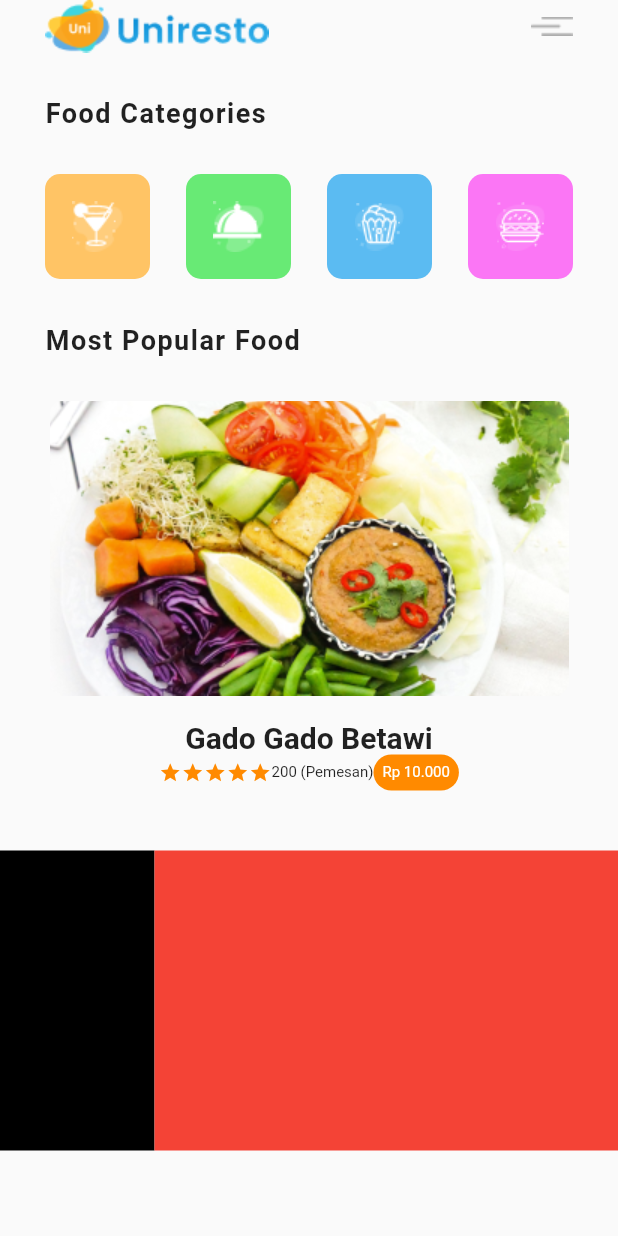
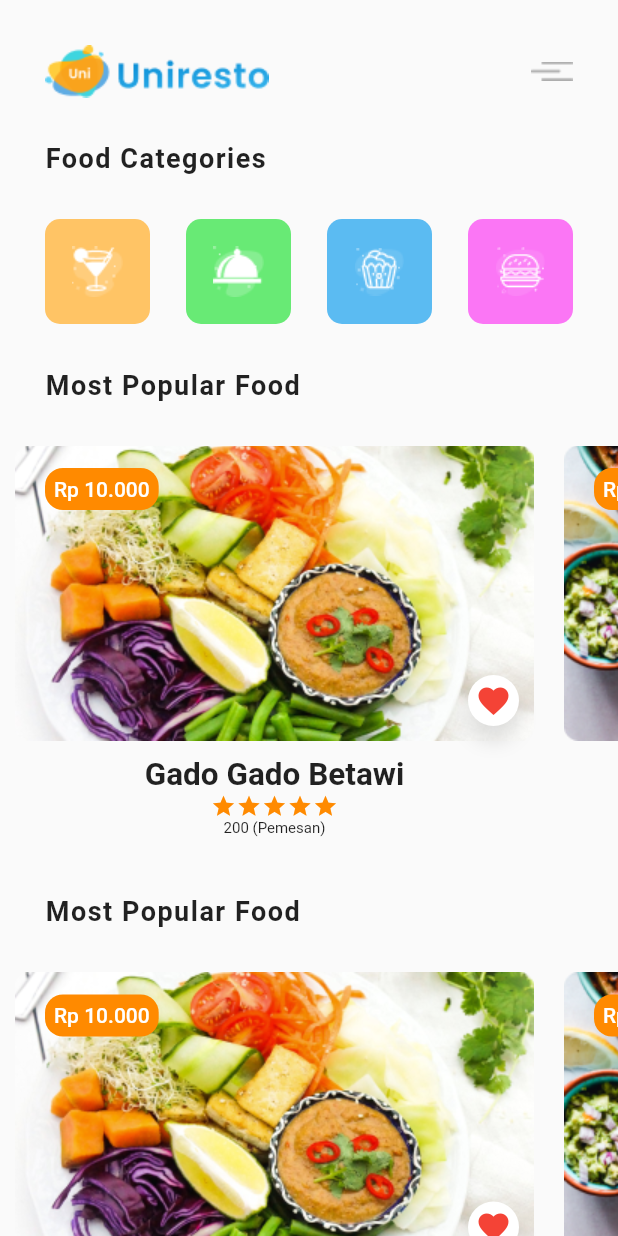
Before and after one commit to ayatmaulana/flutter_uniresto, a Flutter app: the Home screen opened by its route, on a phone screen of 412 x 824 dp. Run offline on Flutter 3.47's test engine with Material 2 defaults, Android fonts, the phone set to English and light mode, and no system bars.

Commit message:
fix home page

```diff
--- a/lib/ui/home.dart
+++ b/lib/ui/home.dart
@@ -14,58 +14,84 @@ class _HomeState extends State<Home> {
       stars.add(Icon(
         Icons.star,
         color: Color(0xFFFF8A00),
-        size: 15,
+        size: 17,
       ));
     }
-    stars.add(Text("$totalOrder (Pemesan)", style: TextStyle(fontSize: 10)));
+    // stars.add();
 
     return Container(
-        margin: const EdgeInsets.only(left: 20, right: 20),
+        margin: const EdgeInsets.only(left: 10, right: 10),
         child: Column(
           children: <Widget>[
+            Stack(
+              alignment: AlignmentDirectional.topEnd,
+              children: <Widget>[
                 image,
-            Padding(
-              padding: const EdgeInsets.only(top:16),
-              child: Column(
-                children: <Widget>[
-                  Row(
-                    children: <Widget>[
-                      Text(
-                        title,
-                        style: TextStyle(
-                          fontSize: 20,
-                          fontWeight: FontWeight.bold
-                        )
-                      ),
-
-                    ],
-                  ),
-                  Row(
-                    mainAxisAlignment: MainAxisAlignment.spaceBetween,
-                    children: <Widget>[
-                      Row(children: stars),
-                      Container(
+                Positioned(
+                  left: 20,
+                  top: 15,
+                  child: Container(
                     child: Text(
                       "Rp $price",
                       style: TextStyle(
-                            fontSize: 10,
-                            color: Colors.white
-                          ),
+                          fontSize: 14,
+                          fontWeight: FontWeight.w500,
+                          color: Colors.white),
                     ),
                     padding: const EdgeInsets.all(6),
                     decoration: BoxDecoration(
                         borderRadius: BorderRadiusDirectional.circular(12),
-                          color: Color(0xFFFF8A00)
+                        color: Color(0xFFFF8A00)),
+                  ),
+                ),
+                Positioned(
+                  right: 10,
+                  bottom: 10,
+                  child: Container(
+                    padding: const EdgeInsets.all(5),
+                    decoration: BoxDecoration(
+                        shape: BoxShape.circle,
+                        color: Colors.white,
+                        boxShadow: [
+                          BoxShadow(
+                              color: Colors.black12,
+                              offset: Offset(0, 10),
+                              blurRadius: 10)
+                        ]),
+                    child: Icon(
+                      Icons.favorite,
+                      color: Colors.red,
+                    ),
                   ),
                 )
               ],
-                  )
+            ),
+            Padding(
+              padding: const EdgeInsets.all(10.0),
+              child: Row(
+                mainAxisSize: MainAxisSize.min,
+                mainAxisAlignment: MainAxisAlignment.spaceAround,
+                crossAxisAlignment: CrossAxisAlignment.center,
+                children: <Widget>[
+                  Flexible(
+                    fit: FlexFit.loose,
+                    flex: 3,
+                    child: Column(
+                      children: <Widget>[
+                        Text(title,
+                            style: TextStyle(
+                                fontSize: 21, fontWeight: FontWeight.bold)),
+                        Row(children: stars),
+                        Text("$totalOrder (Pemesan)",
+                            style: TextStyle(fontSize: 10))
+                      ],
+                    ),
+                  ),
                 ],
               ),
             )
           ],
-        )
-      );
+        ));
   }
 
   Widget titleText(String title) {
@@ -100,7 +126,7 @@ class _HomeState extends State<Home> {
           Column(
             children: <Widget>[
               Padding(
-                padding: const EdgeInsets.only(left: 30, right: 30),
+                padding: const EdgeInsets.only(left: 30, right: 30, top: 30),
                 child: Row(
                   mainAxisAlignment: MainAxisAlignment.spaceBetween,
                   children: <Widget>[
@@ -140,33 +166,51 @@ class _HomeState extends State<Home> {
                   children: <Widget>[
                     _card(Image.asset('assets/images/makanan_1.png'),
                         "Gado Gado Betawi", "10.000", 5, 200),
-                    // _card(Image.asset('assets/images/makanan_2.png'),
-                    //     "Gado Gado Betawi", "10.000", 5, 200),
-                    // _card(Image.asset('assets/images/makanan_1.png'),
-                    //     "Gado Gado Betawi", "10.000", 5, 200)
+                    _card(Image.asset('assets/images/makanan_2.png'),
+                        "Gado Gado Betawi", "10.000", 5, 200),
+                    _card(Image.asset('assets/images/makanan_1.png'),
+                        "Gado Gado Betawi", "10.000", 5, 200)
                   ],
                 ),
               ),
-              Row(
+              // SizedBox(height: 30),
+              titleText("Most Popular Food"),
+              SizedBox(height: 30),
+              Container(
+                height: 300.0,
+                child: ListView(
+                  physics: ScrollPhysics(),
+                  shrinkWrap: true,
+                  scrollDirection: Axis.horizontal,
                   children: <Widget>[
-                  Expanded(
-                    flex: 1,
-                    child: Container(
-                      width: 200,
-                      height: 200,
-                      color: Colors.black,
-                    )
+                    _card(Image.asset('assets/images/makanan_1.png'),
+                        "Gado Gado Betawi", "10.000", 5, 200),
+                    _card(Image.asset('assets/images/makanan_2.png'),
+                        "Gado Gado Betawi", "10.000", 5, 200),
+                    _card(Image.asset('assets/images/makanan_1.png'),
+                        "Gado Gado Betawi", "10.000", 5, 200)
+                  ],
                 ),
-                  Expanded(
-                    flex: 3,
-                    child: Container(
-                      width: 200,
-                      height: 200,
-                      color: Colors.red,
               ),
-                  )
+              // SizedBox(height: 30),
+              titleText("Most Popular Food"),
+              SizedBox(height: 30),
+              Container(
+                height: 300.0,
+                child: ListView(
+                  physics: ScrollPhysics(),
+                  shrinkWrap: true,
+                  scrollDirection: Axis.horizontal,
+                  children: <Widget>[
+                    _card(Image.asset('assets/images/makanan_1.png'),
+                        "Gado Gado Betawi", "10.000", 5, 200),
+                    _card(Image.asset('assets/images/makanan_2.png'),
+                        "Gado Gado Betawi", "10.000", 5, 200),
+                    _card(Image.asset('assets/images/makanan_1.png'),
+                        "Gado Gado Betawi", "10.000", 5, 200)
                   ],
-              )
+                ),
+              ),
             ],
           )
         ]),
```
Lines whose indentation alone changed are shown as unchanged.
